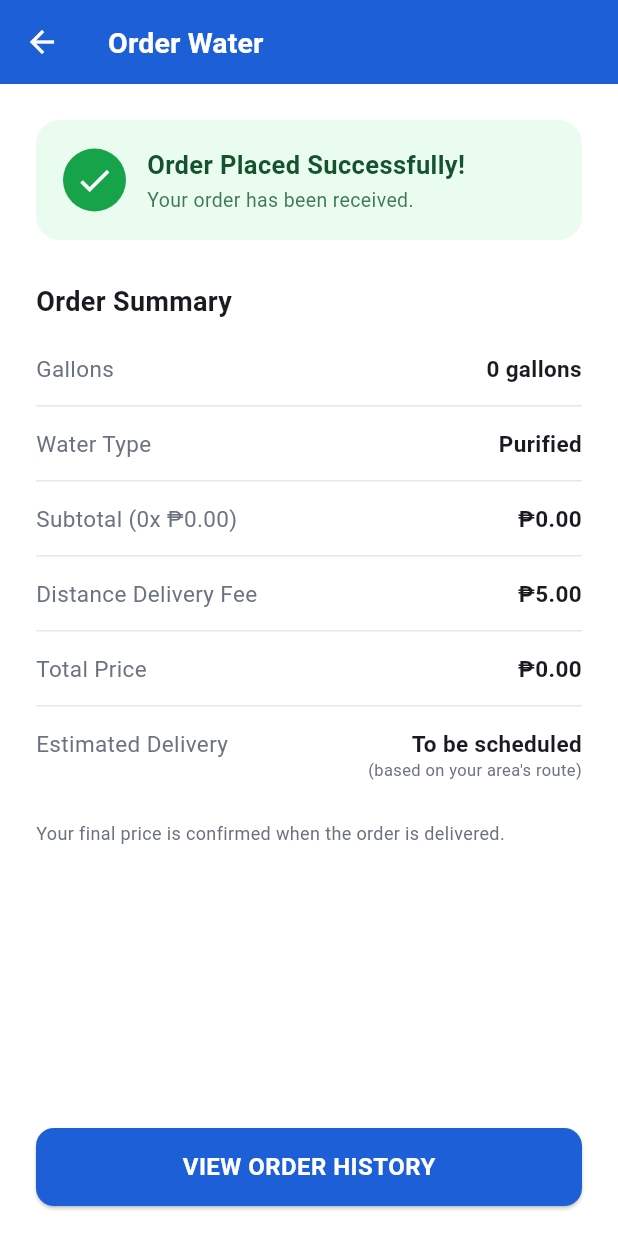
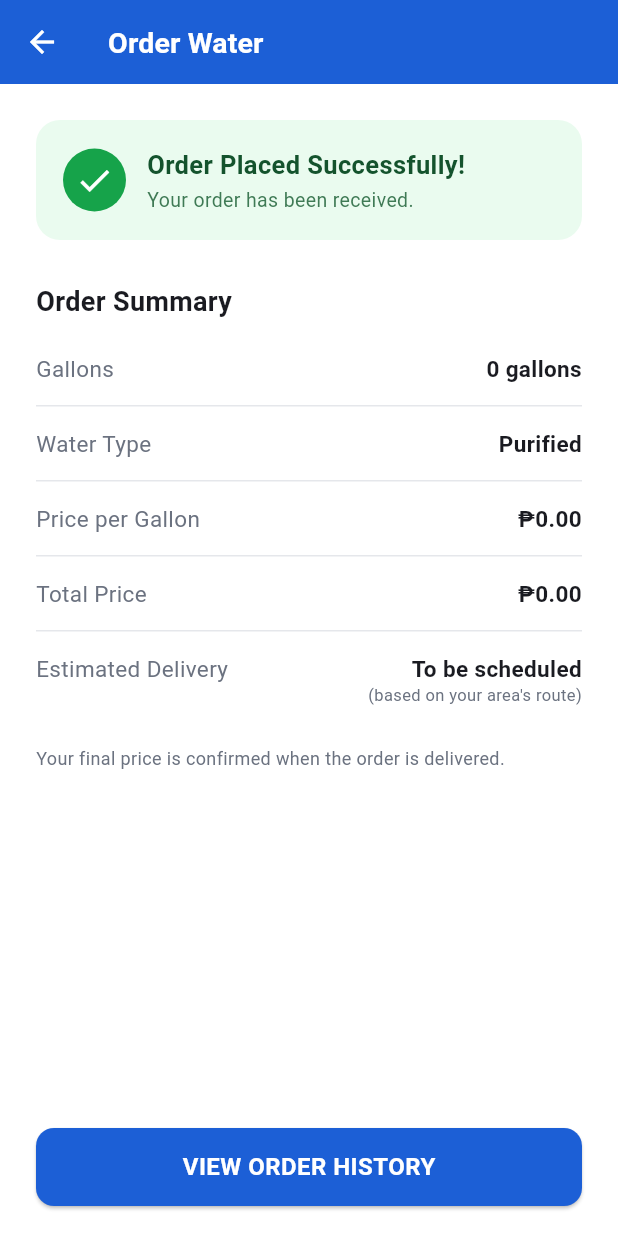
Before and after one commit to yamisogeki-art/wackyWater.github.io, a Flutter app: the OrderSuccessScreen screen opened directly with empty values, on a phone screen of 412 x 824 dp. Run offline on Flutter 3.47's test engine with Material 3 defaults, Android fonts, the phone set to English and light mode, and no system bars; our stand-ins replace fl_chart, flutter_map, geolocator, image_picker, latlong2, shared_preferences and 1 more; missing offline and left inert: google_mlkit_face_detection; accounts and stored records are empty.

Commit message:
Integrate DeliveryFeeService, updated OrderHistoryScreen and OrderSuccessScreen

```diff
--- a/lib/screens/customer/order_history_screen.dart
+++ b/lib/screens/customer/order_history_screen.dart
@@ -90,7 +90,8 @@ class _OrderHistoryScreenState extends State<OrderHistoryScreen> {
                   final double price;
                   final bool isEstimate;
                   if (tx != null) {
-                    price = (tx['gallons'] as num).toDouble() * (tx['price_per_gallon'] as num).toDouble();
+                    price = (tx['total_amount'] as num?)?.toDouble() ??
+                        (tx['gallons'] as num).toDouble() * (tx['price_per_gallon'] as num).toDouble();
                     isEstimate = false;
                   } else {
                     price = gallons.toDouble() * pricePerGallonFor(order['water_type'] as String?);
--- a/lib/screens/customer/order_success_screen.dart
+++ b/lib/screens/customer/order_success_screen.dart
@@ -6,19 +6,23 @@ class OrderSuccessScreen extends StatelessWidget {
   final int gallons;
   final String waterType;
   final double pricePerGallon;
-  final double deliveryFee;
   final double estimatedTotal;
   final String orderId;
+  final double deliveryFeePerGallon;
+  final double? deliveryFee;
 
   const OrderSuccessScreen({
     super.key,
     required this.gallons,
     required this.waterType,
     required this.pricePerGallon,
-    this.deliveryFee = 5.0,
     required this.estimatedTotal,
     required this.orderId,
+    this.deliveryFeePerGallon = 0,
+    this.deliveryFee,
   });
+
+  double get effectiveDeliveryFee => deliveryFee ?? (gallons * deliveryFeePerGallon);
 
   @override
   Widget build(BuildContext context) {
@@ -70,8 +74,9 @@ class OrderSuccessScreen extends StatelessWidget {
                     const SizedBox(height: 8),
                     _row('Gallons', '$gallons ${gallons == 1 ? 'gallon' : 'gallons'}'),
                     _row('Water Type', waterType == 'mineral' ? 'Mineral' : 'Purified'),
-                    _row('Subtotal (${gallons}x ₱${pricePerGallon.toStringAsFixed(2)})', '₱${(gallons * pricePerGallon).toStringAsFixed(2)}'),
-                    _row('Distance Delivery Fee', '₱${deliveryFee.toStringAsFixed(2)}'),
+                    _row('Price per Gallon', '₱${pricePerGallon.toStringAsFixed(2)}'),
+                    if (effectiveDeliveryFee > 0)
+                      _row('Delivery Fee', '₱${effectiveDeliveryFee.toStringAsFixed(2)}'),
                     _row('Total Price', '₱${estimatedTotal.toStringAsFixed(2)}'),
                     _row(
                       'Estimated Delivery',
```
Also changed, not shown: lib/services/delivery_fee_service.dart (added, +39 -0 lines).
